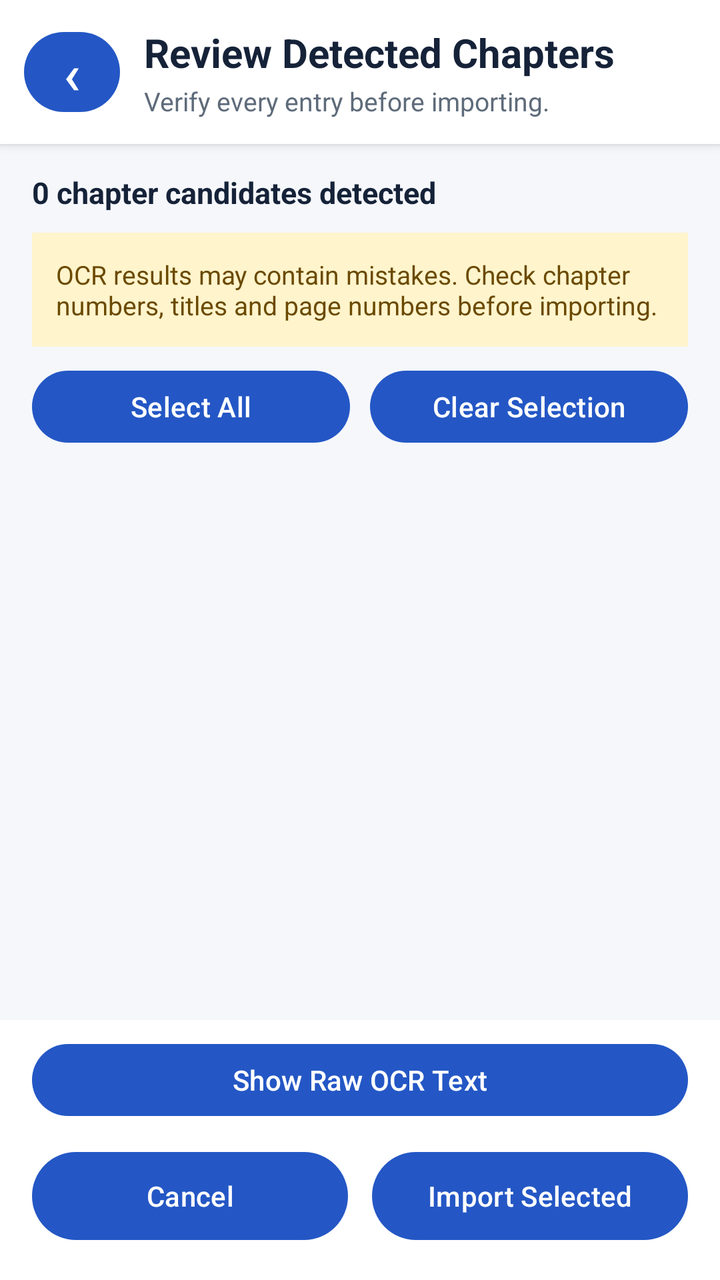
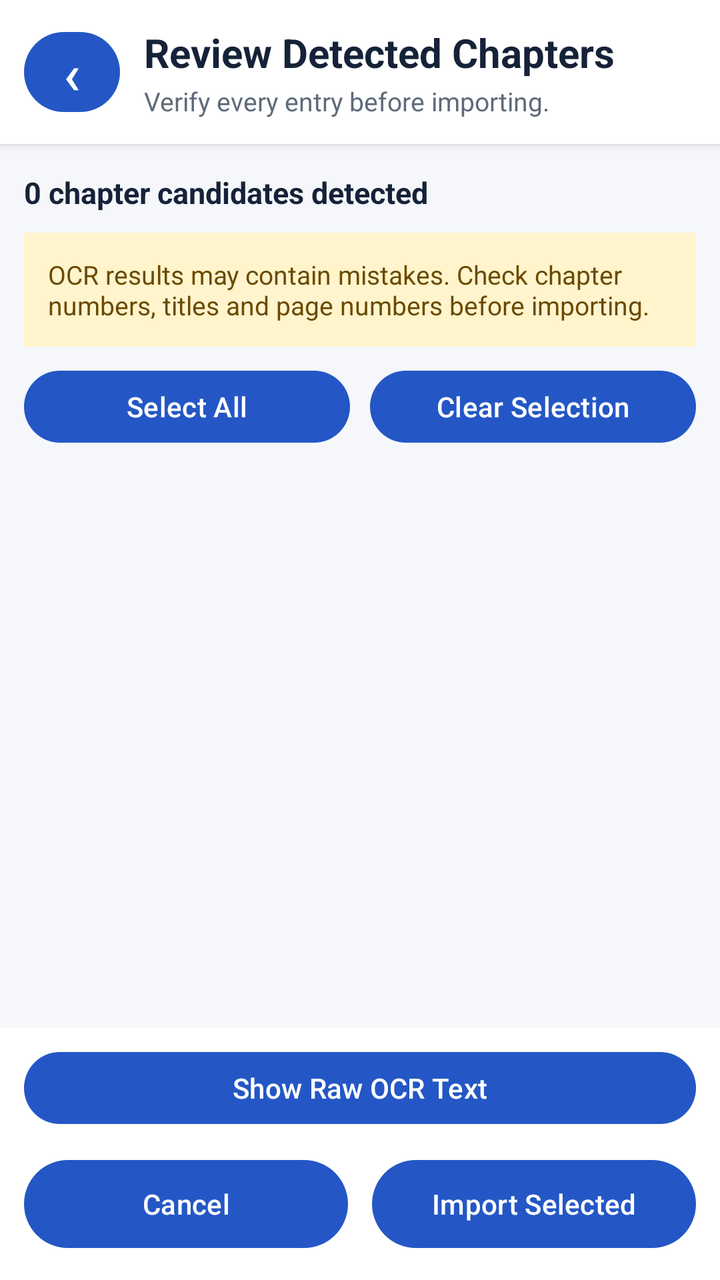

Two renders of the same Android screen: before a commit and after it. Below are the layout's source before the change and the commit's diff.
<!-- AndroidManifest.xml: application theme Theme.StudySaathi -->
<!-- res/layout/activity_book_contents_review.xml -->
<?xml version="1.0" encoding="utf-8"?>
<LinearLayout xmlns:android="http://schemas.android.com/apk/res/android"
    android:id="@+id/bookContentsReviewRoot"
    android:layout_width="match_parent"
    android:layout_height="match_parent"
    android:background="#F5F7FB"
    android:orientation="vertical">

    <LinearLayout
        android:layout_width="match_parent"
        android:layout_height="wrap_content"
        android:background="#FFFFFF"
        android:elevation="3dp"
        android:gravity="center_vertical"
        android:orientation="horizontal"
        android:paddingStart="12dp"
        android:paddingTop="12dp"
        android:paddingEnd="16dp"
        android:paddingBottom="12dp">

        <Button
            android:id="@+id/backReviewButton"
            android:layout_width="48dp"
            android:layout_height="48dp"
            android:contentDescription="Go back"
            android:minWidth="0dp"
            android:padding="0dp"
            android:text="‹"
            android:textAllCaps="false"
            android:textSize="28sp" />

        <LinearLayout
            android:layout_width="0dp"
            android:layout_height="wrap_content"
            android:layout_marginStart="12dp"
            android:layout_weight="1"
            android:orientation="vertical">

            <TextView
                android:id="@+id/reviewScreenTitleTextView"
                android:layout_width="match_parent"
                android:layout_height="wrap_content"
                android:text="Review Detected Chapters"
                android:textColor="#152238"
                android:textSize="20sp"
                android:textStyle="bold" />

            <TextView
                android:id="@+id/reviewScreenSubtitleTextView"
                android:layout_width="match_parent"
                android:layout_height="wrap_content"
                android:layout_marginTop="2dp"
                android:text="Verify every entry before importing."
                android:textColor="#5E6B7A"
                android:textSize="13sp" />

        </LinearLayout>

    </LinearLayout>

    <LinearLayout
        android:id="@+id/reviewSummaryContainer"
        android:layout_width="match_parent"
        android:layout_height="wrap_content"
        android:orientation="vertical"
        android:paddingStart="16dp"
        android:paddingTop="14dp"
        android:paddingEnd="16dp"
        android:paddingBottom="8dp">

        <TextView
            android:id="@+id/detectedCandidateSummaryTextView"
            android:layout_width="match_parent"
            android:layout_height="wrap_content"
            android:text="0 chapter candidates detected"
            android:textColor="#152238"
            android:textSize="15sp"
            android:textStyle="bold" />

        <TextView
            android:id="@+id/parentReviewWarningTextView"
            android:layout_width="match_parent"
            android:layout_height="wrap_content"
            android:layout_marginTop="10dp"
            android:background="#FFF4CC"
            android:padding="12dp"
            android:text="OCR results may contain mistakes. Check chapter numbers, titles and page numbers before importing."
            android:textColor="#6B4A00"
            android:textSize="13sp" />

        <LinearLayout
            android:layout_width="match_parent"
            android:layout_height="wrap_content"
            android:layout_marginTop="8dp"
            android:gravity="end"
            android:orientation="horizontal">

            <Button
                android:id="@+id/selectAllCandidatesButton"
                android:layout_width="0dp"
                android:layout_height="44dp"
                android:layout_weight="1"
                android:text="Select All"
                android:textAllCaps="false" />

            <Space
                android:layout_width="10dp"
                android:layout_height="1dp" />

            <Button
                android:id="@+id/clearCandidateSelectionButton"
                android:layout_width="0dp"
                android:layout_height="44dp"
                android:layout_weight="1"
                android:text="Clear Selection"
                android:textAllCaps="false" />

        </LinearLayout>

        <TextView
            android:id="@+id/reviewErrorTextView"
            android:layout_width="match_parent"
            android:layout_height="wrap_content"
            android:layout_marginTop="10dp"
            android:background="#FFF1F0"
            android:padding="12dp"
            android:textColor="#B42318"
            android:textSize="13sp"
            android:visibility="gone" />

    </LinearLayout>

    <FrameLayout
        android:layout_width="match_parent"
        android:layout_height="0dp"
        android:layout_weight="1">

        <androidx.recyclerview.widget.RecyclerView
            android:id="@+id/chapterCandidatesRecyclerView"
            android:layout_width="match_parent"
            android:layout_height="match_parent"
            android:clipToPadding="false"
            android:paddingTop="4dp"
            android:paddingBottom="16dp"
            android:scrollbars="vertical"
            android:visibility="gone" />

        <LinearLayout
            android:id="@+id/noCandidatesContainer"
            android:layout_width="match_parent"
            android:layout_height="match_parent"
            android:gravity="center"
            android:orientation="vertical"
            android:padding="32dp"
            android:visibility="gone">

            <TextView
                android:layout_width="wrap_content"
                android:layout_height="wrap_content"
                android:text="No chapters detected"
                android:textColor="#152238"
                android:textSize="20sp"
                android:textStyle="bold" />

            <TextView
                android:id="@+id/noCandidatesMessageTextView"
                android:layout_width="match_parent"
                android:layout_height="wrap_content"
                android:layout_marginTop="8dp"
                android:gravity="center"
                android:text="Try a clearer photo of the book's contents or index page."
                android:textColor="#5E6B7A"
                android:textSize="14sp" />

        </LinearLayout>

        <LinearLayout
            android:id="@+id/reviewLoadingContainer"
            android:layout_width="match_parent"
            android:layout_height="match_parent"
            android:gravity="center"
            android:orientation="vertical"
            android:visibility="gone">

            <ProgressBar
                android:id="@+id/reviewLoadingProgressBar"
                style="?android:attr/progressBarStyle"
                android:layout_width="48dp"
                android:layout_height="48dp" />

            <TextView
                android:id="@+id/reviewLoadingMessageTextView"
                android:layout_width="wrap_content"
                android:layout_height="wrap_content"
                android:layout_marginTop="12dp"
                android:text="Preparing chapter candidates…"
                android:textColor="#5E6B7A"
                android:textSize="14sp" />

        </LinearLayout>

    </FrameLayout>

    <LinearLayout
        android:id="@+id/rawOcrSection"
        android:layout_width="match_parent"
        android:layout_height="wrap_content"
        android:background="#FFFFFF"
        android:orientation="vertical"
        android:paddingStart="16dp"
        android:paddingTop="8dp"
        android:paddingEnd="16dp">

        <Button
            android:id="@+id/toggleRawOcrTextButton"
            android:layout_width="match_parent"
            android:layout_height="44dp"
            android:text="Show Raw OCR Text"
            android:textAllCaps="false" />

        <ScrollView
            android:id="@+id/rawOcrTextScrollView"
            android:layout_width="match_parent"
            android:layout_height="130dp"
            android:layout_marginTop="6dp"
            android:background="#F5F7FB"
            android:visibility="gone">

            <TextView
                android:id="@+id/rawOcrTextView"
                android:layout_width="match_parent"
                android:layout_height="wrap_content"
                android:fontFamily="monospace"
                android:padding="12dp"
                android:textColor="#354052"
                android:textIsSelectable="true"
                android:textSize="12sp" />

        </ScrollView>

    </LinearLayout>

    <LinearLayout
        android:layout_width="match_parent"
        android:layout_height="wrap_content"
        android:background="#FFFFFF"
        android:orientation="horizontal"
        android:paddingStart="16dp"
        android:paddingTop="10dp"
        android:paddingEnd="16dp"
        android:paddingBottom="16dp">

        <Button
            android:id="@+id/cancelReviewButton"
            android:layout_width="0dp"
            android:layout_height="52dp"
            android:layout_weight="1"
            android:text="Cancel"
            android:textAllCaps="false" />

        <Space
            android:layout_width="12dp"
            android:layout_height="1dp" />

        <Button
            android:id="@+id/importSelectedChaptersButton"
            android:layout_width="0dp"
            android:layout_height="52dp"
            android:layout_weight="1"
            android:text="Import Selected"
            android:textAllCaps="false" />

    </LinearLayout>

</LinearLayout>
<!-- resources referenced by this layout -->
<resources>
  <style name="Theme.StudySaathi" parent="Theme.Material3.DayNight.NoActionBar">
  
          
          <item name="colorPrimary">@color/ss_primary</item>
          <item name="colorOnPrimary">@color/ss_on_primary</item>
          <item name="colorPrimaryContainer">@color/ss_blue_soft</item>
          <item name="colorOnPrimaryContainer">@color/ss_primary_dark</item>
  
          <item name="colorSecondary">@color/ss_secondary</item>
          <item name="colorOnSecondary">@color/ss_on_secondary</item>
          <item name="colorSecondaryContainer">@color/ss_teal_soft</item>
          <item name="colorOnSecondaryContainer">@color/ss_secondary</item>
  
          <item name="colorTertiary">@color/ss_tertiary</item>
          <item name="colorOnTertiary">@color/ss_on_tertiary</item>
          <item name="colorTertiaryContainer">@color/ss_yellow_soft</item>
          <item name="colorOnTertiaryContainer">@color/ss_tertiary</item>
  
          
          <item name="android:colorBackground">@color/ss_background</item>
          <item name="colorSurface">@color/ss_surface</item>
          <item name="colorSurfaceVariant">@color/ss_surface_soft</item>
          <item name="colorOnSurface">@color/ss_text_primary</item>
          <item name="colorOnSurfaceVariant">@color/ss_text_secondary</item>
  
          
          <item name="colorOutline">@color/ss_outline</item>
          <item name="colorError">@color/ss_error</item>
          <item name="colorOnError">@color/white</item>
          <item name="colorErrorContainer">@color/ss_red_soft</item>
          <item name="colorOnErrorContainer">@color/ss_error</item>
  
          
          <item name="android:windowBackground">@drawable/bg_app_soft_mix</item>
          <item name="android:statusBarColor">@color/ss_background</item>
          <item name="android:navigationBarColor">@color/ss_background</item>
  
          <item name="android:windowLightStatusBar">true</item>
          <item name="android:windowLightNavigationBar">true</item>
          <item name="android:forceDarkAllowed">false</item>
  
          <item name="android:windowNoTitle">true</item>
          <item name="windowActionModeOverlay">true</item>
  
          
          <item name="android:colorAccent">@color/ss_primary</item>
          <item name="colorControlActivated">@color/ss_primary</item>
          <item name="colorControlNormal">@color/ss_text_secondary</item>
  
      </style>
  <color name="ss_primary">#2457C5</color>
  <color name="ss_on_primary">#FFFFFF</color>
  <color name="ss_blue_soft">#EAF2FF</color>
  <color name="ss_primary_dark">#173F99</color>
  <color name="ss_secondary">#087F8C</color>
  <color name="ss_on_secondary">#FFFFFF</color>
  <color name="ss_teal_soft">#EAF8F8</color>
  <color name="ss_tertiary">#8A5A00</color>
  <color name="ss_on_tertiary">#FFFFFF</color>
  <color name="ss_yellow_soft">#FFF8E8</color>
  <color name="ss_background">#F7F9FC</color>
  <color name="ss_surface">#FFFFFF</color>
  <color name="ss_surface_soft">#F0F4FA</color>
  <color name="ss_text_primary">#182230</color>
  <color name="ss_text_secondary">#566273</color>
  <color name="ss_outline">#D6DEE9</color>
  <color name="ss_error">#BA1A1A</color>
  <color name="white">#FFFFFFFF</color>
  <color name="ss_red_soft">#FFF0F0</color>
  <!-- drawable bg_app_soft_mix (drawable) -->
  <?xml version="1.0" encoding="utf-8"?>
  <shape xmlns:android="http://schemas.android.com/apk/res/android"
      android:shape="rectangle">
  
      <gradient
          android:angle="270"
          android:centerColor="#F2FBF3"
          android:endColor="#EEF7FF"
          android:startColor="#FFF2F2"
          android:type="linear" />
  
  </shape>
</resources>

<!-- the commit's change to res/layout/activity_book_contents_review.xml (unified diff, before → after) -->
@@ -15,7 +15,7 @@
         android:orientation="horizontal"
         android:paddingStart="12dp"
         android:paddingTop="12dp"
-        android:paddingEnd="16dp"
+        android:paddingEnd="12dp"
         android:paddingBottom="12dp">
 
         <Button
@@ -63,9 +63,9 @@
         android:layout_width="match_parent"
         android:layout_height="wrap_content"
         android:orientation="vertical"
-        android:paddingStart="16dp"
+        android:paddingStart="12dp"
         android:paddingTop="14dp"
-        android:paddingEnd="16dp"
+        android:paddingEnd="12dp"
         android:paddingBottom="8dp">
 
         <TextView
@@ -141,7 +141,7 @@
             android:layout_height="match_parent"
             android:clipToPadding="false"
             android:paddingTop="4dp"
-            android:paddingBottom="16dp"
+            android:paddingBottom="12dp"
             android:scrollbars="vertical"
             android:visibility="gone" />
 
@@ -151,7 +151,7 @@
             android:layout_height="match_parent"
             android:gravity="center"
             android:orientation="vertical"
-            android:padding="32dp"
+            android:padding="12dp"
             android:visibility="gone">
 
             <TextView
@@ -207,9 +207,9 @@
         android:layout_height="wrap_content"
         android:background="#FFFFFF"
         android:orientation="vertical"
-        android:paddingStart="16dp"
+        android:paddingStart="12dp"
         android:paddingTop="8dp"
-        android:paddingEnd="16dp">
+        android:paddingEnd="12dp">
 
         <Button
             android:id="@+id/toggleRawOcrTextButton"
@@ -245,10 +245,10 @@
         android:layout_height="wrap_content"
         android:background="#FFFFFF"
         android:orientation="horizontal"
-        android:paddingStart="16dp"
+        android:paddingStart="12dp"
         android:paddingTop="10dp"
-        android:paddingEnd="16dp"
-        android:paddingBottom="16dp">
+        android:paddingEnd="12dp"
+        android:paddingBottom="12dp">
 
         <Button
             android:id="@+id/cancelReviewButton"
